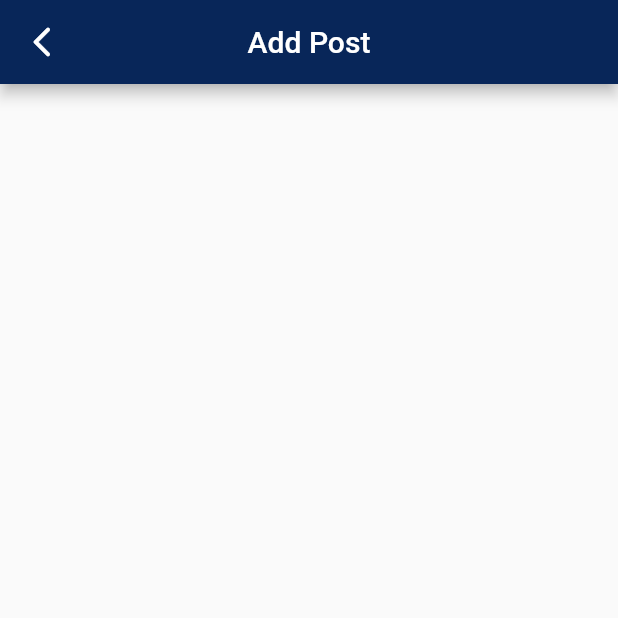
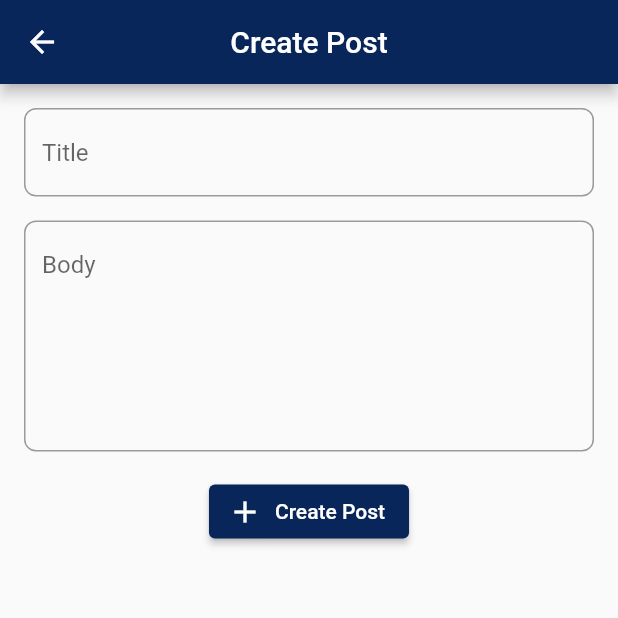
Before and after one commit to mo15hammed/posts_app, a Flutter app: the CreateUpdatePostScreen screen opened by its route, on a phone screen of 412 x 824 dp, the top half of it. Run offline on Flutter 3.47's test engine with Material 2 defaults, Android fonts, the phone set to English and light mode, and no system bars; our stand-ins replace bloc, dartz, dio, equatable, flutter_bloc, get_it and 5 more; accounts and stored records are empty; network calls fail.

Commit message:
Creating (CreateUpdatePost, PostDetails) screens

```diff
--- a/lib/core/constants/strings.dart
+++ b/lib/core/constants/strings.dart
@@ -8,6 +8,20 @@ class Strings {
 
   static const noRouteFound = 'No Route Found';
 
+  static const create = 'Create';
+  static const createPost = 'Create Post';
+  static const update = 'Update';
+  static const updatePost = 'Update Post';
+  static const title = 'Title';
+  static const body = 'Body';
+  static const emptyTitleValidation = 'Title can\'t be empty';
+  static const emptyBodyValidation = 'Body can\'t be empty';
+  static const postDetails = 'Post Details';
+  static const delete = 'Delete';
+  static const areYouSure = 'Are you sure?';
+  static const yes = 'Yes';
+  static const no = 'No';
+
   static const postsCreatedSuccessfully = 'Post has been created successfully!';
   static const postsUpdatedSuccessfully = 'Post has been updated successfully!';
   static const postsDeletedSuccessfully = 'Post has been deleted successfully!';
--- a/lib/data/data_sources/remote_data_source.dart
+++ b/lib/data/data_sources/remote_data_source.dart
@@ -33,15 +33,15 @@ class RemoteDataSourceImpl implements RemoteDataSource {
 
   @override
   Future<void> createPost(PostModel post) async {
-    // final data = {
-    //   'title': post.title,
-    //   'body': post.body,
-    // };
+    final data = {
+      'title': post.title,
+      'body': post.body,
+    };
 
     await dioHelper.request(
       endpoint: ApiConstants.posts,
       method: Method.post,
-      params: post.toJson(),
+      params: data,
     );
   }
 
--- a/lib/data/tables/post_table.dart
+++ b/lib/data/tables/post_table.dart
@@ -7,7 +7,7 @@ part 'post_table.g.dart';
 @HiveType(typeId: 0)
 class PostTable extends PostEntity {
   @HiveField(0)
-  final int tId;
+  final int? tId;
   @HiveField(1)
   final String tTitle;
   @HiveField(2)
--- a/lib/domain/entities/post_entity.dart
+++ b/lib/domain/entities/post_entity.dart
@@ -1,18 +1,18 @@
 import 'package:equatable/equatable.dart';
 
 class PostEntity extends Equatable {
-  final int id;
+  final int? id;
   final String title;
   final String body;
 
   const PostEntity({
-    required this.id,
+    this.id,
     required this.title,
     required this.body,
   });
 
   @override
-  List<Object> get props => [id, title, body];
+  List<Object?> get props => [id, title, body];
 
   @override
   bool get stringify => true;
--- a/lib/presentation/routing/app_router.dart
+++ b/lib/presentation/routing/app_router.dart
@@ -1,7 +1,8 @@
 import 'package:flutter/material.dart';
 import 'package:posts_app/core/constants/strings.dart';
 import 'package:posts_app/presentation/routing/slide_page_route_builder.dart';
-import 'package:posts_app/presentation/screens/posts/create_upadte_post_screen.dart';
+import 'package:posts_app/presentation/screens/posts/create_update_post/create_upadte_post_screen.dart';
+import 'package:posts_app/presentation/screens/posts/post_details/post_details_screen.dart';
 import 'package:posts_app/presentation/screens/posts/posts_screen.dart';
 
 class AppRouter {
@@ -9,19 +10,31 @@ class AppRouter {
 
   static const String initial = '/';
   static const String posts = initial;
-  static const String createPost = '/createPost';
+  static const String createUpdatePost = '/createUpdatePost';
   static const String postDetails = '/postDetails';
 
   static Route generateRoute(RouteSettings settings) {
+    final args = settings.arguments as Map<String, dynamic>? ?? {};
+
     switch (settings.name) {
       case posts:
         return SlidePageRouteBuilder(
           builder: (context) => const PostsScreen(),
           settings: settings,
         );
-      case createPost:
+      case createUpdatePost:
         return SlidePageRouteBuilder(
-          builder: (context) => const CreateUpdatePostScreen(),
+          builder: (context) => CreateUpdatePostScreen(
+            post: args['post'],
+            isUpdatePost: args['isUpdatePost'] ?? false,
+          ),
+          settings: settings,
+        );
+      case postDetails:
+        return SlidePageRouteBuilder(
+          builder: (context) => PostDetailsScreen(
+            post: args['post'],
+          ),
           settings: settings,
         );
       default:
--- a/lib/presentation/screens/posts/create_upadte_post_screen.dart
+++ /dev/null
@@ -1,23 +0,0 @@
-import 'package:flutter/material.dart';
-import 'package:posts_app/domain/entities/post_entity.dart';
-
-class CreateUpdatePostScreen extends StatelessWidget {
-  final PostEntity? post;
-  final bool isUpdatePost;
-
-  const CreateUpdatePostScreen({
-    super.key,
-    this.post,
-    this.isUpdatePost = false,
-  });
-
-  @override
-  Widget build(BuildContext context) {
-    return Scaffold(
-      appBar: AppBar(
-        title: Text(isUpdatePost ? 'Edit Post' : 'Add Post'),
-      ),
-      body: Container(),
-    );
-  }
-}
--- /dev/null
+++ b/lib/presentation/screens/posts/create_update_post/create_upadte_post_screen.dart
@@ -0,0 +1,46 @@
+import 'package:flutter/material.dart';
+import 'package:flutter_bloc/flutter_bloc.dart';
+import 'package:posts_app/core/constants/strings.dart';
+import 'package:posts_app/domain/entities/post_entity.dart';
+import 'package:posts_app/presentation/blocs/post_actions/post_actions_bloc.dart';
+import 'package:posts_app/presentation/screens/posts/create_update_post/post_form_widget.dart';
+import 'package:posts_app/presentation/utils/snackbar_manager.dart';
+import 'package:posts_app/presentation/widgets/loading_widget.dart';
+
+class CreateUpdatePostScreen extends StatelessWidget {
+  final PostEntity? post;
+  final bool isUpdatePost;
+
+  const CreateUpdatePostScreen({
+    super.key,
+    this.post,
+    this.isUpdatePost = false,
+  });
+
+  @override
+  Widget build(BuildContext context) {
+    return Scaffold(
+      appBar: AppBar(
+        title: Text(isUpdatePost ? Strings.updatePost : Strings.createPost),
+      ),
+      body: BlocConsumer<PostActionsBloc, PostActionsState>(
+        listener: (context, state) {
+          if (state is PostActionsSuccessState) {
+            SnackBarManager.showSuccessSnackBar(context, state.message);
+            Navigator.pop(context);
+          } else if (state is PostActionsFailureState) {
+            SnackBarManager.showFailureSnackBar(context, state.failure.message);
+          }
+        },
+        builder: (context, state) {
+          if (state is PostActionsLoadingState) return const LoadingWidget();
+
+          return PostFormWidget(
+            post: post,
+            isUpdatePost: isUpdatePost,
+          );
+        },
+      ),
+    );
+  }
+}
--- /dev/null
+++ b/lib/presentation/screens/posts/create_update_post/post_form_widget.dart
@@ -0,0 +1,96 @@
+import 'package:flutter/material.dart';
+import 'package:flutter_bloc/flutter_bloc.dart';
+import 'package:posts_app/core/constants/sizes.dart';
+import 'package:posts_app/core/constants/strings.dart';
+import 'package:posts_app/domain/entities/post_entity.dart';
+import 'package:posts_app/presentation/blocs/post_actions/post_actions_bloc.dart';
+import 'package:posts_app/presentation/widgets/input_field_widget.dart';
+
+class PostFormWidget extends StatefulWidget {
+  final PostEntity? post;
+  final bool isUpdatePost;
+
+  const PostFormWidget({
+    super.key,
+    this.post,
+    this.isUpdatePost = false,
+  });
+
+  @override
+  State<PostFormWidget> createState() => _PostFormWidgetState();
+}
+
+class _PostFormWidgetState extends State<PostFormWidget> {
+  final _formKey = GlobalKey<FormState>();
+
+  final _titleCtrl = TextEditingController();
+  final _bodyCtrl = TextEditingController();
+
+  @override
+  void initState() {
+    super.initState();
+    if (widget.isUpdatePost) {
+      _titleCtrl.text = widget.post!.title;
+      _bodyCtrl.text = widget.post!.body;
+    }
+  }
+
+  void validateFormThenSubmit() {
+    final isFormValid = _formKey.currentState?.validate() ?? false;
+    if (isFormValid) {
+      final post = PostEntity(
+        id: widget.post?.id,
+        title: _titleCtrl.text,
+        body: _bodyCtrl.text,
+      );
+
+      if (widget.isUpdatePost) {
+        context.read<PostActionsBloc>().add(UpdatePostEvent(post));
+      } else {
+        context.read<PostActionsBloc>().add(CreatePostEvent(post));
+      }
+    }
+  }
+
+  @override
+  Widget build(BuildContext context) {
+    return Form(
+      key: _formKey,
+      child: SingleChildScrollView(
+        padding: const EdgeInsets.all(Sizes.s16),
+        child: Column(
+          children: [
+            InputFieldWidget(
+              controller: _titleCtrl,
+              hint: Strings.title,
+              validator: (value) {
+                return (value?.isEmpty ?? true)
+                    ? Strings.emptyTitleValidation
+                    : null;
+              },
+            ),
+            const SizedBox(height: Sizes.s16),
+            InputFieldWidget(
+              controller: _bodyCtrl,
+              hint: Strings.body,
+              isMultiLines: true,
+              validator: (value) {
+                return (value?.isEmpty ?? true)
+                    ? Strings.emptyBodyValidation
+                    : null;
+              },
+            ),
+            const SizedBox(height: Sizes.s16),
+            ElevatedButton.icon(
+              icon: Icon(widget.isUpdatePost ? Icons.edit : Icons.add),
+              onPressed: validateFormThenSubmit,
+              label: Text(
+                widget.isUpdatePost ? Strings.updatePost : Strings.createPost,
+              ),
+            ),
+          ],
+        ),
+      ),
+    );
+  }
+}
--- /dev/null
+++ b/lib/presentation/screens/posts/post_details/post_details_screen.dart
@@ -0,0 +1,48 @@
+import 'package:flutter/material.dart';
+import 'package:posts_app/core/constants/sizes.dart';
+import 'package:posts_app/core/constants/strings.dart';
+import 'package:posts_app/domain/entities/post_entity.dart';
+import 'package:posts_app/presentation/screens/posts/post_details/delete_post_button_widget.dart';
+import 'package:posts_app/presentation/screens/posts/post_details/update_post_button_widget.dart';
+
+class PostDetailsScreen extends StatelessWidget {
+  final PostEntity post;
+
+  const PostDetailsScreen({
+    super.key,
+    required this.post,
+  });
+
+  @override
+  Widget build(BuildContext context) {
+    return Scaffold(
+      appBar: AppBar(
+        title: const Text(Strings.postDetails),
+      ),
+      body: SingleChildScrollView(
+        padding: const EdgeInsets.all(Sizes.s16),
+        child: Column(
+          children: [
+            Text(
+              post.title,
+              style: Theme.of(context).textTheme.headlineSmall,
+            ),
+            const Divider(height: Sizes.s48),
+            Text(
+              post.body,
+              style: Theme.of(context).textTheme.bodyLarge,
+            ),
+            const Divider(height: Sizes.s48),
+            Row(
+              mainAxisAlignment: MainAxisAlignment.spaceEvenly,
+              children: [
+                UpdatePostButtonWidget(post: post),
+                DeletePostButtonWidget(postId: post.id!),
+              ],
+            )
+          ],
+        ),
+      ),
+    );
+  }
+}
--- a/lib/presentation/themes/app_theme.dart
+++ b/lib/presentation/themes/app_theme.dart
@@ -44,6 +44,8 @@ class AppTheme {
       minLeadingWidth: Sizes.s0,
       minVerticalPadding: Sizes.s8,
     ),
-    platform: TargetPlatform.iOS,
+    snackBarTheme: const SnackBarThemeData(
+      contentTextStyle: TextStyle(color: Colors.white),
+    ),
   );
 }
--- /dev/null
+++ b/lib/presentation/widgets/input_field_widget.dart
@@ -0,0 +1,28 @@
+import 'package:flutter/material.dart';
+
+class InputFieldWidget extends StatelessWidget {
+  final TextEditingController controller;
+  final String? Function(String?)? validator;
+  final String? hint;
+  final bool isMultiLines;
+
+  const InputFieldWidget({
+    super.key,
+    required this.controller,
+    this.validator,
+    this.hint,
+    this.isMultiLines = false,
+  });
+
+  @override
+  Widget build(BuildContext context) {
+    return TextFormField(
+      controller: controller,
+      decoration: InputDecoration(
+        hintText: hint,
+      ),
+      maxLines: isMultiLines ? 6 : 1,
+      validator: validator,
+    );
+  }
+}
```
Also changed, not shown: lib/presentation/screens/posts/post_details/delete_dialog_widget.dart (added, +31 -0 lines), lib/presentation/screens/posts/post_details/delete_post_button_widget.dart (added, +72 -0 lines), lib/presentation/screens/posts/post_details/update_post_button_widget.dart (added, +28 -0 lines), lib/presentation/screens/posts/posts_list_widget.dart (renamed from lib/presentation/screens/posts/widgets/posts_list_widget.dart, +8 -1 lines), lib/presentation/screens/posts/posts_screen.dart (+5 -2 lines), lib/presentation/utils/snackbar_manager.dart (added, +23 -0 lines).
